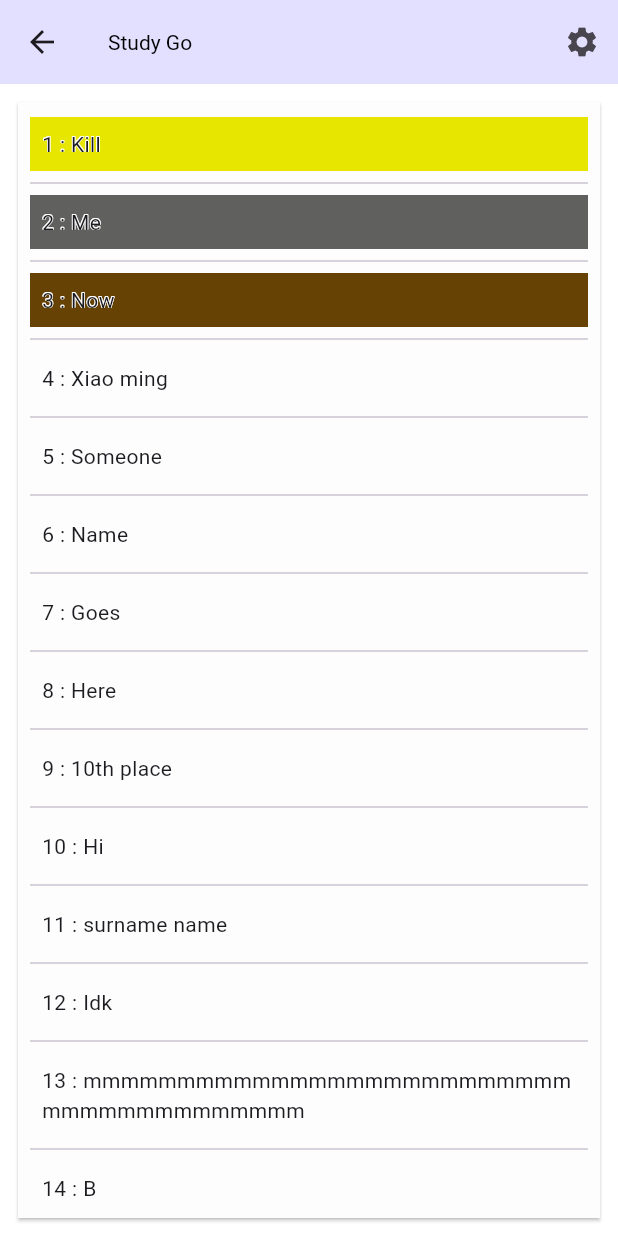
After one commit to RdeVCCA/Study-Go, a Flutter app: the DesktopHomepage screen opened directly, on a phone screen of 412 x 824 dp. The commit adds this screen. Run offline on Flutter 3.47's test engine with Material 3 defaults, Android fonts, the phone set to English and light mode, and no system bars; Roboto replaces fonts that are missing (Fira Code).

Commit message:
Still working, will probably break it eventually

```diff
--- /dev/null
+++ b/lib/buttons/start_button.dart
@@ -0,0 +1,24 @@
+import "package:flutter/material.dart";
+
+class StartButton extends StatelessWidget {
+  const StartButton({super.key});
+
+  @override
+  Widget build(BuildContext context) {
+    return FloatingActionButton.small(
+      onPressed: () {
+        ScaffoldMessenger.of(context).showSnackBar(
+          const SnackBar(
+            content: Text("The timer has been started."),
+          ),
+        );
+      },
+      child: LayoutBuilder(
+        builder: (context, constraints) => Icon(
+          Icons.arrow_right_rounded,
+          size: (constraints.maxWidth - constraints.minWidth),
+        ),
+      ),
+    );
+  }
+}
--- /dev/null
+++ b/lib/layout/desktop_appbar.dart
@@ -0,0 +1,27 @@
+import "package:flutter/material.dart";
+
+class DesktopAppBar extends StatelessWidget implements PreferredSizeWidget {
+  const DesktopAppBar({super.key});
+
+  @override
+  Size get preferredSize => const Size.fromHeight(kToolbarHeight);
+
+  @override
+  Widget build(BuildContext context) {
+    return AppBar(
+      backgroundColor: const Color(0x1f1e33ff),
+      titleTextStyle: const TextStyle(
+        fontFamily: "Fira Code",
+        fontFamilyFallback: ["Consolas", "Times New Roman"],
+        color: Color.fromARGB(0xff, 0x00, 0x00, 0x00),
+      ),
+      title: const Text("Study Go"),
+      actions: <Widget>[
+        IconButton(
+          icon: const Icon(Icons.settings),
+          onPressed: () {},
+        )
+      ],
+    );
+  }
+}
--- /dev/null
+++ b/lib/layout/desktop_homepage.dart
@@ -0,0 +1,47 @@
+import "package:flutter/material.dart";
+import "desktop_appbar.dart";
+import "desktop_leaderboard.dart";
+
+class DesktopHomepage extends StatelessWidget {
+  const DesktopHomepage({super.key});
+
+  @override
+  Widget build(BuildContext context) {
+    List<String> data = [
+      "Kill",
+      "Me",
+      "Now",
+      "Xiao ming",
+      "Someone",
+      "Name",
+      "Goes",
+      "Here",
+      "10th place",
+      "Hi",
+      "surname name",
+      "Idk",
+      "mmmmmmmmmmmmmmmmmmmmmmmmmmmmmmmmmmmmmmmm",
+      "B",
+      "The fitnessgram pacer test is a"
+    ];
+
+    return Scaffold(
+      body: Container(
+        color: const Color.fromARGB(255, 152, 152, 152),
+        alignment: Alignment.center,
+        child: Container(
+          alignment: Alignment.topLeft,
+          width: 900,
+          color: const Color(0xffffffff),
+          child: Container(
+            padding: const EdgeInsets.all(8),
+            width: 675,
+            height: 810,
+            child: Leaderboard(data: data),
+          ),
+        ),
+      ),
+      appBar: DesktopAppBar(key: key),
+    );
+  }
+}
--- /dev/null
+++ b/lib/layout/desktop_leaderboard.dart
@@ -0,0 +1,63 @@
+import 'package:flutter/material.dart';
+
+class Leaderboard extends StatelessWidget {
+  const Leaderboard({
+    super.key,
+    required this.data,
+  });
+
+  final List<String> data;
+
+  @override
+  Widget build(BuildContext context) {
+    return Card(
+      color: const Color.fromARGB(255, 253, 253, 253),
+      shape: const RoundedRectangleBorder(
+        borderRadius: BorderRadius.all(Radius.zero),
+      ),
+      child: ListView.separated(
+        padding: const EdgeInsets.fromLTRB(8, 10, 8, 8),
+        itemBuilder: (context, index) {
+          return Container(
+            alignment: Alignment.topLeft,
+            padding: const EdgeInsets.all(8),
+            color: switch (index) {
+              0 => const Color.fromARGB(255, 230, 230, 0),
+              1 => const Color(0xff60605f),
+              2 => const Color(0xff664204),
+              _ => const Color(0x00000000)
+            },
+            child: Text(
+              "${(index + 1).toString()} : ${data[index].length > 40 ? "${data[index].substring(0, 37)}..." : data[index]}",
+              style: TextStyle(
+                shadows: switch (index) {
+                  1 || 2 || 0 => <Shadow>[
+                      const Shadow(
+                          // bottomLeft
+                          offset: Offset(-0.4, -0.4),
+                          color: Colors.white),
+                      const Shadow(
+                          // bottomRight
+                          offset: Offset(0.4, -0.4),
+                          color: Colors.white),
+                      const Shadow(
+                          // topRight
+                          offset: Offset(0.4, 0.4),
+                          color: Colors.white),
+                      const Shadow(
+                          // topLeft
+                          offset: Offset(-0.4, 0.4),
+                          color: Colors.white),
+                    ],
+                  _ => const [Shadow()]
+                },
+              ),
+            ),
+          );
+        },
+        separatorBuilder: (context, index) => const Divider(),
+        itemCount: data.length,
+      ),
+    );
+  }
+}
--- a/lib/main.dart
+++ b/lib/main.dart
@@ -3,6 +3,9 @@ import 'dart:ui';
 import 'package:flutter/material.dart';
 import 'package:flutter/rendering.dart';
 import 'package:flutter/widgets.dart';
+
+import "buttons/start_button.dart";
+import "layout/desktop_homepage.dart";
 
 void main() {
   runApp(
@@ -32,20 +35,22 @@ class Home extends StatelessWidget {
     ];
 
     return Scaffold(
-      floatingActionButton: const FloatingButton(),
+      floatingActionButton: const StartButton(),
       body: LayoutBuilder(
         builder: (BuildContext context, BoxConstraints constraints) {
           final double width = constraints.maxWidth - constraints.minWidth;
 
-          if (constraints.maxWidth > 600) {
-            return Container(
-              padding: const EdgeInsetsDirectional.all(16),
-              child: const Text("Gay!"),
-            );
+          if (constraints.maxWidth > 900) {
+            /* desktop */
+
+            return DesktopHomepage();
+
+            /* enddesktop */
           } else {
-            /* Mobile probably idk what 600 is */
+            /* Mobile or thin desktop */
+
             return Scaffold(
-              floatingActionButton: const FloatingButton(),
+              floatingActionButton: const StartButton(),
               body: Container(
                 height: 200,
                 padding: const EdgeInsetsDirectional.all(16),
@@ -68,26 +73,11 @@ class Home extends StatelessWidget {
                 ),
               ),
             );
+
+            /* endmobile */
           }
         },
       ),
     );
   }
 }
-
-class FloatingButton extends StatelessWidget {
-  const FloatingButton({super.key});
-
-  @override
-  Widget build(BuildContext context) {
-    return FloatingActionButton.small(
-      onPressed: () {
-        ScaffoldMessenger.of(context).showSnackBar(
-          const SnackBar(
-            content: Text("Text"),
-          ),
-        );
-      },
-    );
-  }
-}
```
Also changed, not shown: flutter_01.png (added), flutter_02.png (added), flutter_03.png (added).
